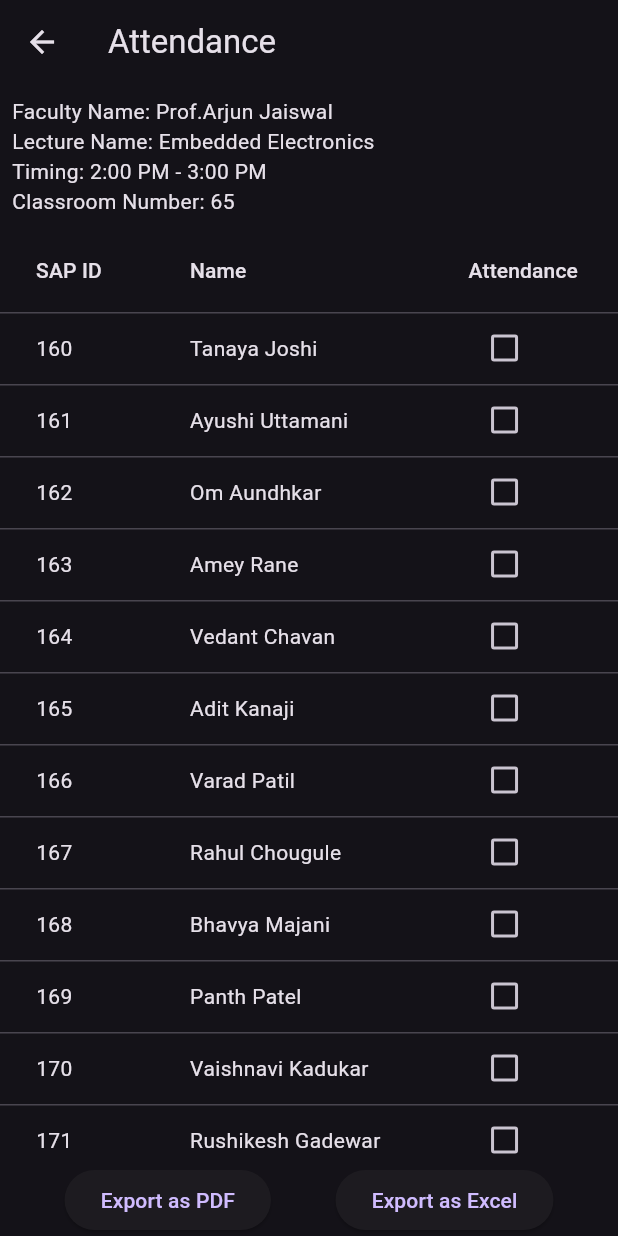
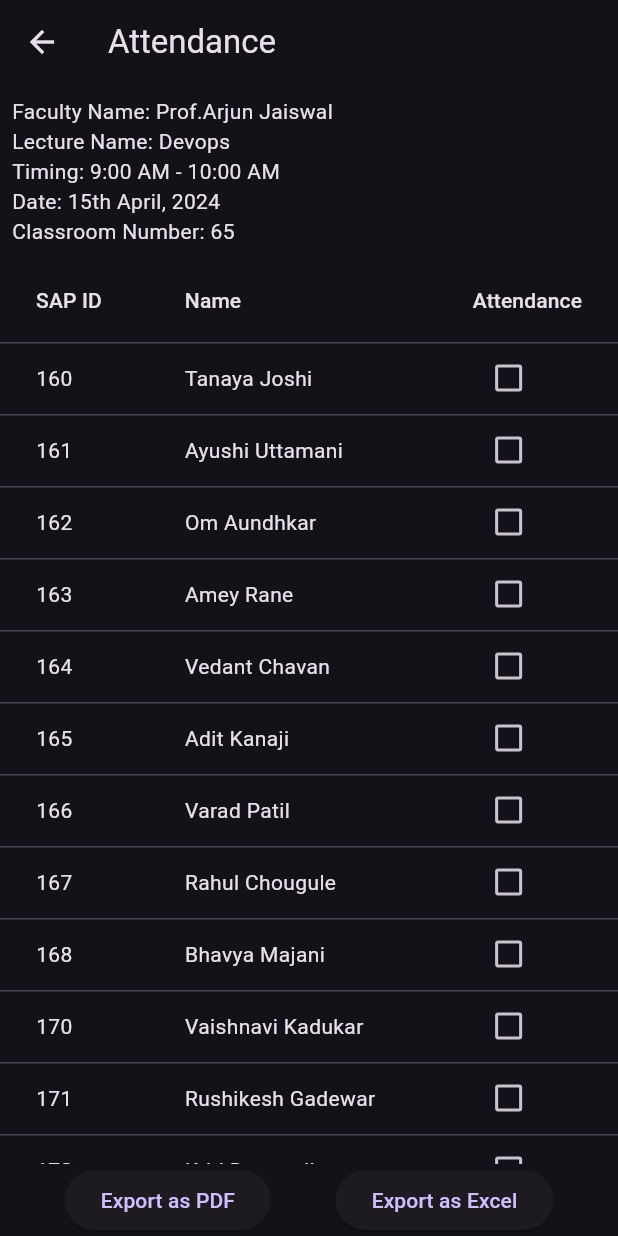
Before and after one commit to Rushikesh197/IPD, a Flutter app: the AttendancePage screen opened directly, on a phone screen of 412 x 824 dp. Run offline on Flutter 3.47's test engine with Material 3 defaults, Android fonts, the phone set to English and light mode, and no system bars; our stand-ins replace csv, fl_chart, pdf, permission_handler; project files that could hold a hidden picture were left out.

```diff
--- a/lib/screens/AboutPage.dart
+++ b/lib/screens/AboutPage.dart
@@ -32,7 +32,7 @@ class AboutPage extends StatelessWidget {
             ),
             SizedBox(height: 16.0),
             Text(
-              'For any assistance or issues, please contact our IT department.',
+              'For any assistance or issues, please contact our IT department. Contact No. 9321975842',
               style: TextStyle(fontSize: 16.0),
             ),
             SizedBox(height: 32.0),
--- a/lib/screens/AttendancePage.dart
+++ b/lib/screens/AttendancePage.dart
@@ -11,6 +11,7 @@ class AttendancePage extends StatefulWidget {
   final String? lectureName;
   final String? timing;
   final String? classroomNumber;
+  final String? date;
 
   const AttendancePage({
     Key? key,
@@ -18,6 +19,7 @@ class AttendancePage extends StatefulWidget {
     this.lectureName,
     this.timing,
     this.classroomNumber,
+    this.date,
   }) : super(key: key);
 
   @override
@@ -26,21 +28,79 @@ class AttendancePage extends StatefulWidget {
 
 class _AttendancePageState extends State<AttendancePage> {
   List<Map<String, dynamic>> students = [
-    {'sapId': '160', 'name': 'Tanaya Joshi'},
-    {'sapId': '161', 'name': 'Ayushi Uttamani'},
-    {'sapId': '162', 'name': 'Om Aundhkar'},
-    {'sapId': '163', 'name': 'Amey Rane'},
-    {'sapId': '164', 'name': 'Vedant Chavan'},
-    {'sapId': '165', 'name': 'Adit Kanaji'},
-    {'sapId': '166', 'name': 'Varad Patil'},
-    {'sapId': '167', 'name': 'Rahul Chougule'},
-    {'sapId': '168', 'name': 'Bhavya Majani'},
-    {'sapId': '169', 'name': 'Panth Patel'},
-    {'sapId': '170', 'name': 'Vaishnavi Kadukar'},
-    {'sapId': '171', 'name': 'Rushikesh Gadewar'},
-    {'sapId': '172', 'name': 'Kriti Derasadi'},
-    {'sapId': '173', 'name': 'Araish Shaikh'},
-    {'sapId': '174', 'name': 'Hargun Chandhok'}
+    {"sapId": "160", "name": "Tanaya Joshi"},
+    {"sapId": "161", "name": "Ayushi Uttamani"},
+    {"sapId": "162", "name": "Om Aundhkar"},
+    {"sapId": "163", "name": "Amey Rane"},
+    {"sapId": "164", "name": "Vedant Chavan"},
+    {"sapId": "165", "name": "Adit Kanaji"},
+    {"sapId": "166", "name": "Varad Patil"},
+    {"sapId": "167", "name": "Rahul Chougule"},
+    {"sapId": "168", "name": "Bhavya Majani"},
+    {"sapId": "170", "name": "Vaishnavi Kadukar"},
+    {"sapId": "171", "name": "Rushikesh Gadewar"},
+    {"sapId": "172", "name": "Kriti Derasadi"},
+    {"sapId": "173", "name": "Araish Shaikh"},
+    {"sapId": "174", "name": "Hargun Chandhok"},
+    {"sapId": "175", "name": "Gautam Soni"},
+    {"sapId": "177", "name": "Aryan Gupta"},
+    {"sapId": "179", "name": "Rohit Rai"},
+    {"sapId": "180", "name": "Smit Shah"},
+    {"sapId": "181", "name": "Khushi Shah"},
+    {"sapId": "182", "name": "Yash Doshi"},
+    {"sapId": "183", "name": "Merul Shah"},
+    {"sapId": "184", "name": "Krupa Bhayani"},
+    {"sapId": "185", "name": "Kely Mistry"},
+    {"sapId": "186", "name": "Shabbir Rangwala"},
+    {"sapId": "187", "name": "Shivani Patel"},
+    {"sapId": "188", "name": "Kushal Vadodaria"},
+    {"sapId": "190", "name": "Sarthak Mahale"},
+    {"sapId": "191", "name": "Bhavya Poddar"},
+    {"sapId": "192", "name": "Isha Patade"},
+    {"sapId": "193", "name": "Jainish Jain"},
+    {"sapId": "194", "name": "Enrique D'Costa"},
+    {"sapId": "195", "name": "Soham Thatte"},
+    {"sapId": "196", "name": "Shashank Das"},
+    {"sapId": "197", "name": "Isha Mistry"},
+    {"sapId": "198", "name": "Anusshka Choudhary"},
+    {"sapId": "199", "name": "Krisha Borana"},
+    {"sapId": "200", "name": "Nihar Nandoskar"},
+    {"sapId": "201", "name": "Arnav More"},
+    {"sapId": "202", "name": "Anupkumar Singh"},
+    {"sapId": "203", "name": "Umang Jain"},
+    {"sapId": "204", "name": "Isha Shah"},
+    {"sapId": "205", "name": "Shruti Bhavigadda"},
+    {"sapId": "206", "name": "Anurag Lade"},
+    {"sapId": "207", "name": "Mohammad Faahad"},
+    {"sapId": "208", "name": "Tanvi Bhide"},
+    {"sapId": "210", "name": "Ronakk Javeri"},
+    {"sapId": "211", "name": "Murtaza Shikari"},
+    {"sapId": "212", "name": "Mithil Bavishi"},
+    {"sapId": "213", "name": "Viral Dalal"},
+    {"sapId": "214", "name": "Nemin Sheth"},
+    {"sapId": "216", "name": "Yash Shah"},
+    {"sapId": "217", "name": "Palak Shah"},
+    {"sapId": "218", "name": "Harsh Chheda"},
+    {"sapId": "219", "name": "Keyur Parmar"},
+    {"sapId": "220", "name": "Dhimant Morakhia"},
+    {"sapId": "221", "name": "Rushit Jhaveri"},
+    {"sapId": "222", "name": "Tirth Parekh"},
+    {"sapId": "223", "name": "Jay Parmar"},
+    {"sapId": "224", "name": "Anuj Bohra"},
+    {"sapId": "225", "name": "Sanjal Ghate"},
+    {"sapId": "227", "name": "Kartik Dubey"},
+    {"sapId": "100", "name": "Hetvi Shah"},
+    {"sapId": "101", "name": "Mit Shah"},
+    {"sapId": "102", "name": "Jeet Shah"},
+    {"sapId": "103", "name": "Rupesh Raut"},
+    {"sapId": "110", "name": "Khush Trivedi"},
+    {"sapId": "240", "name": "Vihit Khetle"},
+    {"sapId": "241", "name": "Nusra Shaikh"},
+    {"sapId": "242", "name": "Dhruv Karia"},
+    {"sapId": "248", "name": "Vaishnavi Naik"},
+    {"sapId": "249", "name": "Jeet Doshi"},
+    {"sapId": "267", "name": "Deep Parekh"},
+    {"sapId": "278", "name": "Jhenil Parihar"}
   ];
 
   Map<String, bool> attendanceMap = {};
@@ -60,8 +120,9 @@ class _AttendancePageState extends State<AttendancePage> {
               crossAxisAlignment: CrossAxisAlignment.start,
               children: [
                 Text('Faculty Name: ${widget.facultyName ?? 'Prof.Arjun Jaiswal'}'),
-                Text('Lecture Name: ${widget.lectureName ?? 'Embedded Electronics'}'),
-                Text('Timing: ${widget.timing ?? '2:00 PM - 3:00 PM'}'),
+                Text('Lecture Name: ${widget.lectureName ?? 'Devops'}'),
+                Text('Timing: ${widget.timing ?? '9:00 AM - 10:00 AM'}'),
+                Text('Date: ${widget.date ?? '15th April, 2024'}'),
                 Text('Classroom Number: ${widget.classroomNumber ?? '65'}'),
               ],
             ),
@@ -134,8 +195,9 @@ class _AttendancePageState extends State<AttendancePage> {
             children: [
               pw.Text('Attendance'),
               pw.Text('Faculty Name: ${widget.facultyName ?? 'Prof.Arjun Jaiswal'}'),
-              pw.Text('Lecture Name: ${widget.lectureName ?? 'Embedded Electronics'}'),
-              pw.Text('Timing: ${widget.timing ?? '2:00 PM - 3:00 PM'}'),
+              pw.Text('Lecture Name: ${widget.lectureName ?? 'Devops'}'),
+              pw.Text('Timing: ${widget.timing ?? '9:00 AM - 10:00 AM'}'),
+              pw.Text('Date: ${widget.timing ?? '15th April, 2024'}'),
               pw.Text('Classroom Number: ${widget.classroomNumber ?? '65'}'),
               pw.Table.fromTextArray(
                 data: <List<String>>[
--- a/lib/screens/FacultyLoginPage.dart
+++ b/lib/screens/FacultyLoginPage.dart
@@ -55,8 +55,8 @@ class FacultyLoginPage extends StatelessWidget {
 
   void _performLogin(BuildContext context) {
     // Hardcoded email and password for demonstration
-    String hardcodedEmail = 'faculty@gmail.com';
-    String hardcodedPassword = 'faculty';
+    String hardcodedEmail = 'arjunjaiswal@gmail.com';
+    String hardcodedPassword = 'arjunj123\$';
 
     String enteredEmail = _emailController.text.trim();
     String enteredPassword = _passwordController.text.trim();
--- a/lib/screens/Notice.dart
+++ b/lib/screens/Notice.dart
@@ -17,12 +17,12 @@ class NoticePage extends StatelessWidget {
             // Notices Section
             _buildSectionHeader('Notices'),
             _buildNoticeItem(
-              title: 'Postponement Of Exam',
-              description: 'This is an important notice regarding postponement of Maths Exam.',
+              title: 'IPD Presentations',
+              description: 'Important notice regarding IPD Presentations scheduled on 15th April 2024.',
             ),
             _buildNoticeItem(
-              title: 'Holiday On 22/02/2024',
-              description: 'Holiday is declared on 22nd Feb 2024, Thursday.',
+              title: 'Holiday On 17th April 2024',
+              description: 'Holiday is declared on 17th April, Wednesday on occasion of Ram Navmi',
             ),
             // Notifications Section
             _buildSectionHeader('Notifications'),
@@ -37,12 +37,12 @@ class NoticePage extends StatelessWidget {
             // Announcements Section
             _buildSectionHeader('Announcements'),
             _buildAnnouncementItem(
-              title: 'Welcome to the New Semester!',
-              description: 'We are excited to start the new semester.',
+              title: 'ZS Associates Campus Visit, 16th April 2024',
+              description: 'ZS Associates will be visiting campus for Campus Beats Orientation.',
             ),
             _buildAnnouncementItem(
               title: 'Upcoming Event',
-              description: 'Join us for the annual Alumni fair on 24th Feb 2024.',
+              description: 'Term Test 2 Starts from 22nd April 2024, All The Best !',
             ),
           ],
         ),
--- a/lib/screens/StudentLoginPage.dart
+++ b/lib/screens/StudentLoginPage.dart
@@ -61,8 +61,8 @@ class StudentLoginPage extends StatelessWidget {
 
   void _performLogin(BuildContext context) {
     // Hardcoded email and password for demonstration
-    String hardcodedEmail = 'student@gmail.com';
-    String hardcodedPassword = 'student';
+    String hardcodedEmail = 'rushikeshgadewar@gmail.com';
+    String hardcodedPassword = 'rushikeshg123\$';
 
     String enteredEmail = _emailController.text.trim();
     String enteredPassword = _passwordController.text.trim();
```
Also changed, not shown: lib/screens/FacultyHomePage.dart (+15 -19 lines), lib/screens/FacultyStatus.dart (+53 -26 lines), lib/screens/StudentHomePage.dart (+18 -23 lines).
